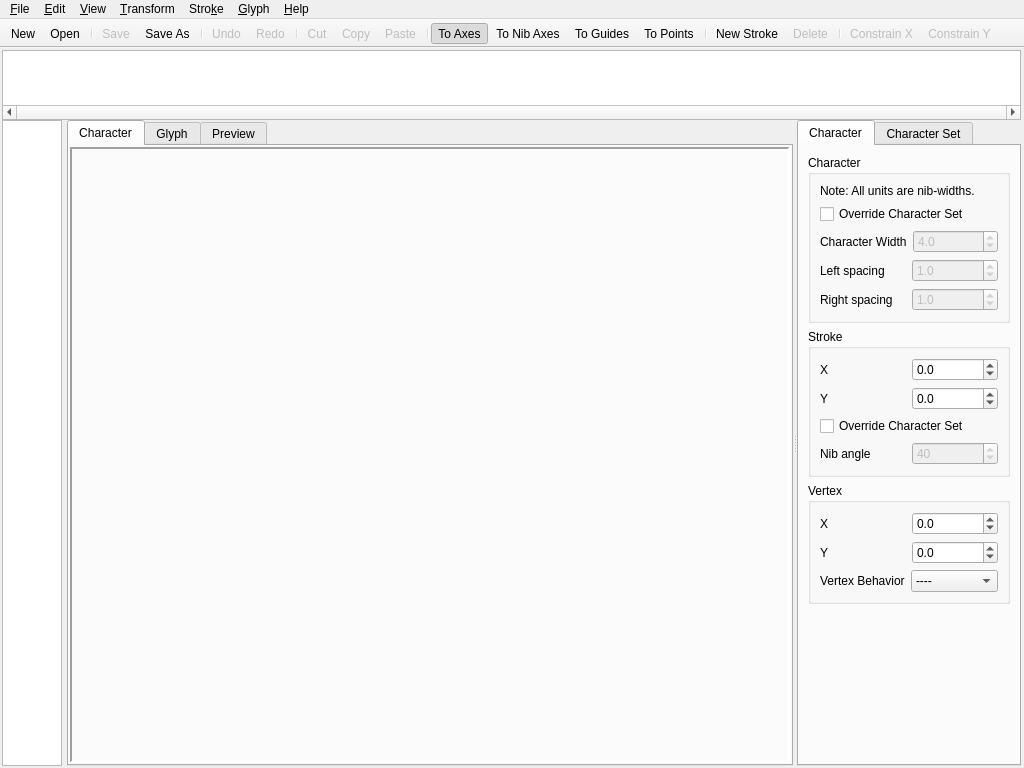
Old version of the form pytalic2.ui in the repository dsizzle/pytalic2.
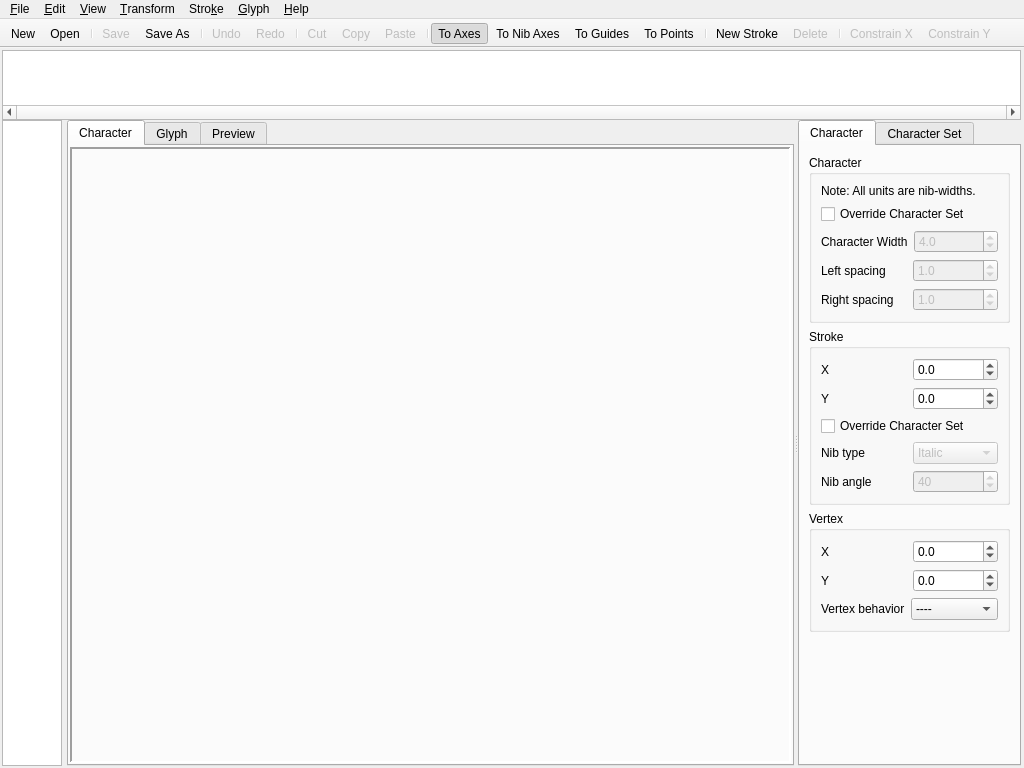
New version of the form. Icons and pictures are not drawn. Custom widgets are drawn as their Qt base class.

Commit message:
Select italic or round nib per stroke
Fixes #48

```diff
--- a/pytalic2.ui
+++ b/pytalic2.ui
@@ -480,6 +480,34 @@
                   </item>
                  </layout>
                 </item>
+                <item>
+                 <layout class="QHBoxLayout" name="horizontalLayout_11">
+                  <item>
+                   <widget class="QLabel" name="label_23">
+                    <property name="text">
+                     <string>Nib type</string>
+                    </property>
+                   </widget>
+                  </item>
+                  <item>
+                   <widget class="QComboBox" name="stroke_nib_combo">
+                    <property name="enabled">
+                     <bool>false</bool>
+                    </property>
+                    <item>
+                     <property name="text">
+                      <string>Italic</string>
+                     </property>
+                    </item>
+                    <item>
+                     <property name="text">
+                      <string>Round</string>
+                     </property>
+                    </item>
+                   </widget>
+                  </item>
+                 </layout>
+                </item>
                 <item>
                  <layout class="QHBoxLayout" name="horizontalLayout_9">
                   <item>
@@ -575,7 +603,7 @@
                   <item>
                    <widget class="QLabel" name="label_20">
                     <property name="text">
-                     <string>Vertex Behavior</string>
+                     <string>Vertex behavior</string>
                     </property>
                    </widget>
                   </item>
```
The commit also changes 4 other files.
